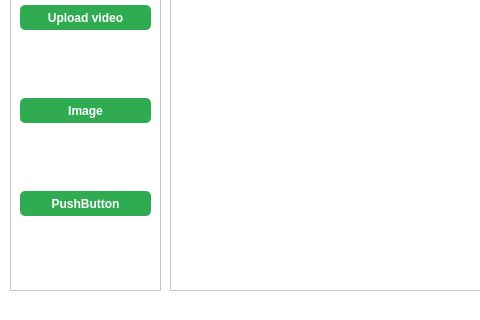
Before: the Qt Designer form GUI/main2.ui in SethumadhavanKS/Facial-Expression-Recognition---CNN, drawn with Qt 5; both pictures show x 0 to 480 and y 280 to 600 of the 800 by 600 pixel window.
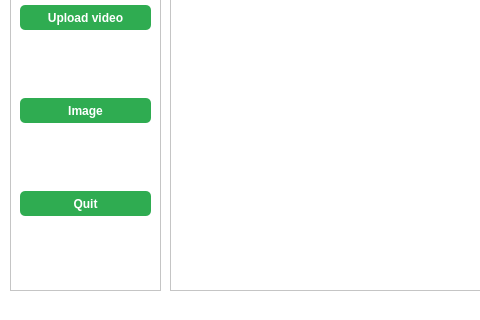
After: the same form once the commit is applied.

Commit message: Open main window on button click in start window completed

The edit to the form file:
```diff
--- a/GUI/main2.ui
+++ b/GUI/main2.ui
@@ -144,7 +144,7 @@
 </string>
        </property>
        <property name="text">
-        <string>PushButton</string>
+        <string>Quit</string>
        </property>
       </widget>
      </item>
```
The commit also changes 1 other file.
